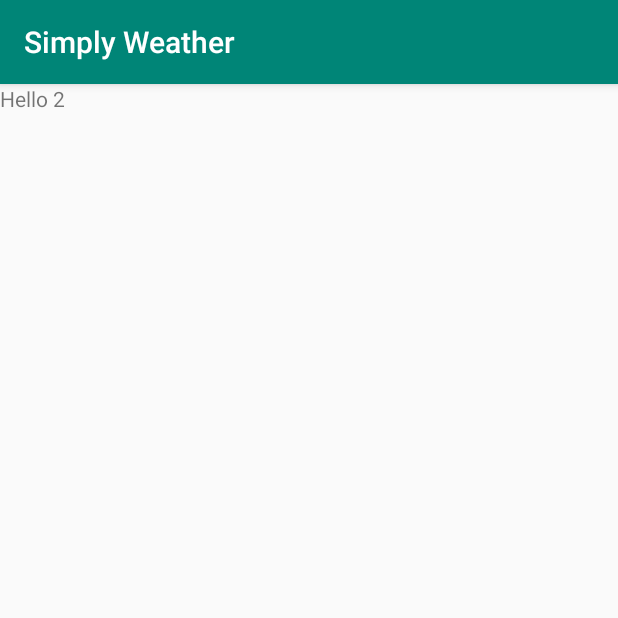
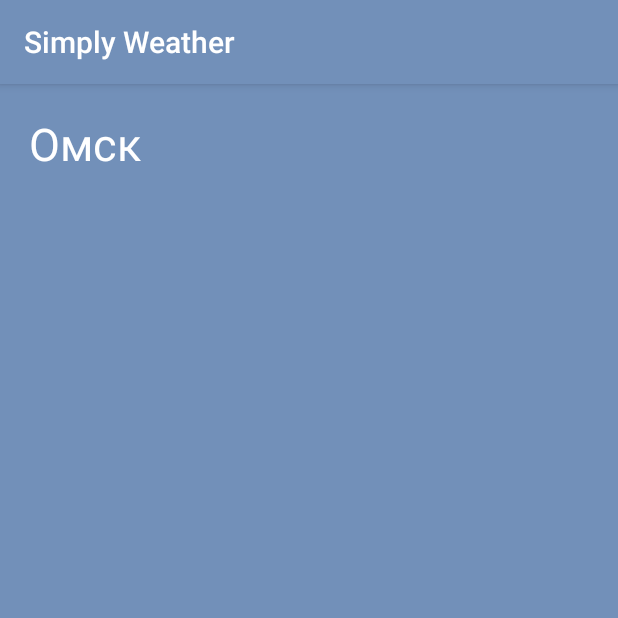
Before and after one commit to nikol412/SimpleWeather, an Android app: the screen it shows after launch (MainActivity), on a phone screen of 412 x 824 dp, the top half of it. Run offline under Robolectric (Android 15) with nearby library versions, the phone set to English and light mode, and no system bars.

Commit message:
add font and dimens

```diff
--- a/app/src/main/java/ru/nikol/simplyweather/OverviewViewModel.kt
+++ b/app/src/main/java/ru/nikol/simplyweather/OverviewViewModel.kt
@@ -3,5 +3,7 @@ package ru.nikol.simplyweather
 import androidx.lifecycle.ViewModel
 
 class OverviewViewModel : ViewModel() {
+    init {
 
+    }
 }
--- a/app/src/main/res/layout/overview_fragment.xml
+++ b/app/src/main/res/layout/overview_fragment.xml
@@ -1,14 +1,24 @@
 <?xml version="1.0" encoding="utf-8"?>
-<FrameLayout xmlns:android="http://schemas.android.com/apk/res/android"
+<androidx.constraintlayout.widget.ConstraintLayout xmlns:android="http://schemas.android.com/apk/res/android"
+    xmlns:app="http://schemas.android.com/apk/res-auto"
     xmlns:tools="http://schemas.android.com/tools"
     android:layout_width="match_parent"
     android:layout_height="match_parent"
+    android:background="@color/colorPrimary"
     tools:context=".OverviewFragment">
 
+
     <TextView
-        android:layout_width="match_parent"
-        android:layout_height="match_parent"
-        android:text="Hello 2"
-        android:id="@+id/textOverview"/>
+        android:id="@+id/city_label"
+        android:layout_width="wrap_content"
+        android:layout_height="wrap_content"
+        android:layout_marginStart="19dp"
+        android:layout_marginTop="19dp"
+        android:text="Омск"
+        android:textSize="30sp"
+        android:textColor="@android:color/white"
+        app:layout_constraintStart_toStartOf="parent"
+        app:layout_constraintTop_toTopOf="parent" />
 
-</FrameLayout>
+
+</androidx.constraintlayout.widget.ConstraintLayout>
--- a/app/src/main/res/values/colors.xml
+++ b/app/src/main/res/values/colors.xml
@@ -1,6 +1,6 @@
 <?xml version="1.0" encoding="utf-8"?>
 <resources>
-    <color name="colorPrimary">#008577</color>
+    <color name="colorPrimary">#7290B9</color>
     <color name="colorPrimaryDark">#00574B</color>
     <color name="colorAccent">#D81B60</color>
 </resources>
--- /dev/null
+++ b/app/src/main/res/values/dimen.xml
@@ -0,0 +1,6 @@
+<?xml version="1.0" encoding="utf-8"?>
+<resources>
+    <dimen name="largeLato">30sp</dimen>
+    <dimen name="mediumLato">18sp</dimen>
+    <dimen name="smallLato">15sp</dimen>
+</resources>
```
Also changed, not shown: 1 other file.
